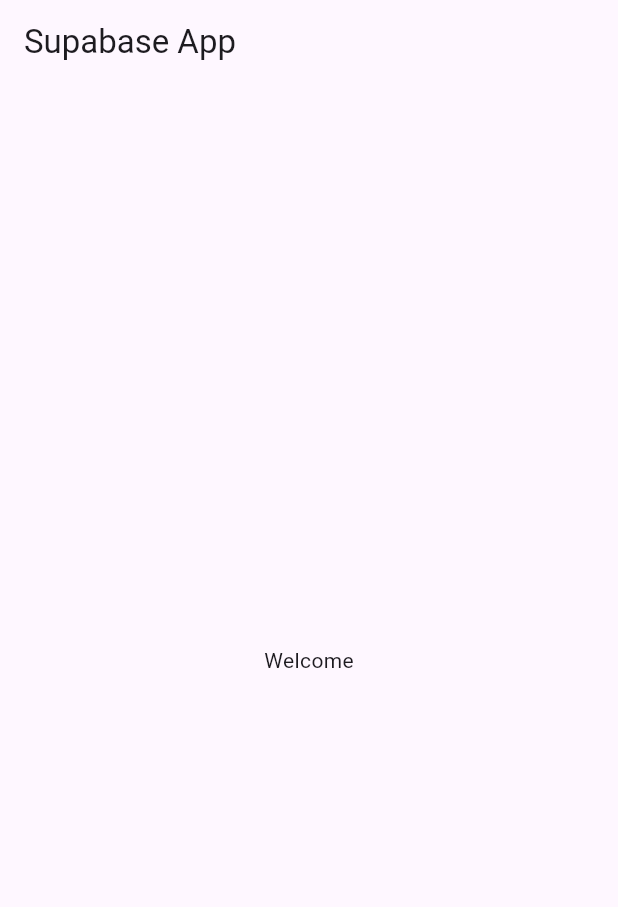
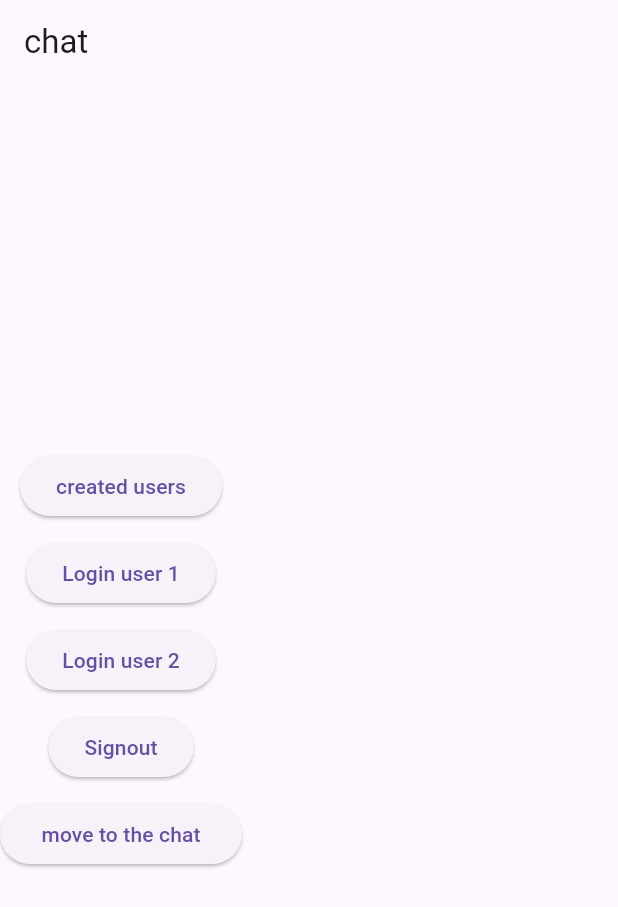
Before and after one commit to mohamadalnabhan/chatapp_supabase, a Flutter app: the screen it shows after launch, on a phone screen of 412 x 824 dp. Shown: the top 907 px of the screen. Run offline on Flutter 3.47's test engine with Material 3 defaults, Android fonts, the phone set to English and light mode, and no system bars; our stand-ins replace get, supabase_flutter; accounts and stored records are empty.

Commit message:
second commit

```diff
--- a/lib/main.dart
+++ b/lib/main.dart
@@ -1,14 +1,21 @@
+import 'package:chatapp_supabase/controller/app_service.dart';
+import 'package:chatapp_supabase/view/chat_page.dart';
+import 'package:chatapp_supabase/view/home.dart';
 import 'package:flutter/material.dart';
+import 'package:get/get_navigation/src/root/get_material_app.dart';
+import 'package:get/instance_manager.dart';
+import 'package:get/route_manager.dart';
 import 'package:supabase_flutter/supabase_flutter.dart';
 
 Future<void> main() async {
+
   WidgetsFlutterBinding.ensureInitialized();
 
   await Supabase.initialize(
     url: 'https://oizmbpiqkscgluwbhffy.supabase.co',
     anonKey: 'eyJhbGciOiJIUzI1NiIsInR5cCI6IkpXVCJ9.eyJpc3MiOiJzdXBhYmFzZSIsInJlZiI6Im9pem1icGlxa3NjZ2x1d2JoZmZ5Iiwicm9sZSI6ImFub24iLCJpYXQiOjE3NDYxODYwODQsImV4cCI6MjA2MTc2MjA4NH0.zwvep1o2pKeClHPyKiXJft7I4pRtnv_rxDz2TuvXF3E',
   );
-
+  Get.put(AppService());
   runApp(const MyApp());
 }
 
@@ -17,11 +24,15 @@ class MyApp extends StatelessWidget {
 
   @override
   Widget build(BuildContext context) {
-    return MaterialApp(
-      home: Scaffold(
-        appBar: AppBar(title: Text("Supabase App")),
-        body: Center(child: Text("Welcome")),
-      ),
+    return GetMaterialApp(
+      debugShowCheckedModeBanner: false,
+      theme: ThemeData(primaryColor: Colors.indigo ),
+
+       home : Home(),
+       getPages: [
+
+          GetPage(name: '/chatpage', page:()=> ChatPage())
+       ],
     );
   }
 }
--- /dev/null
+++ b/lib/view/home.dart
@@ -0,0 +1,59 @@
+import 'package:chatapp_supabase/controller/app_service.dart';
+import 'package:flutter/material.dart';
+import 'package:get/get.dart';
+import 'package:get/get_core/src/get_main.dart';
+
+class Home extends StatefulWidget {
+  const Home({super.key});
+
+  @override
+  State<Home> createState() => _HomeState();
+}
+
+class _HomeState extends State<Home> {
+  final _controller = Get.find<AppService>();
+
+  Widget build(BuildContext context) {
+    return Scaffold(
+     appBar: AppBar(
+        title: Text(
+          _controller.isAuthentificated()
+              ? _controller.getCurrentUserEmail()
+              : "chat",
+        ),
+      ),
+      body: Column(
+        mainAxisAlignment: MainAxisAlignment.center,
+        children: [
+          ElevatedButton(onPressed: (){
+            _controller.createUsers();
+            print('done');
+          }, child:Text( "created users")
+          ),
+          const SizedBox(height: 10,),
+          ElevatedButton(onPressed: (){
+            _controller.signIn(1);
+            print("done");
+          }, child:Text( "Login user 1")
+          ),
+          const SizedBox(height: 10,),
+          ElevatedButton(onPressed: (){
+            _controller.signIn(2);
+            print("login 2" );
+          }, child:Text( "Login user 2")
+          ),
+          const SizedBox(height: 10,)
+          ,ElevatedButton(onPressed: (){
+            _controller.signOut();
+          }, child:Text( "Signout")
+          ),
+          const SizedBox(height: 10,)
+           ,ElevatedButton(onPressed: (){
+            Get.toNamed('/chatpage');
+          }, child:Text( " move to the chat ")
+          )
+        ],
+      ),
+    );
+  }
+}
--- a/pubspec.yaml
+++ b/pubspec.yaml
@@ -34,7 +34,7 @@ dependencies:
   # The following adds the Cupertino Icons font to your application.
   # Use with the CupertinoIcons class for iOS style icons.
   cupertino_icons: ^1.0.8
-  supabase: 1.11.11
+  supabase: ^2.7.0
   get: ^4.7.2
   supabase_flutter: ^2.9.0
 dev_dependencies:
```
Also changed, not shown: lib/controller/app_service.dart (+24 -10 lines), lib/view/chat_page.dart (added, +52 -0 lines), pubspec.lock, 2 other files.
